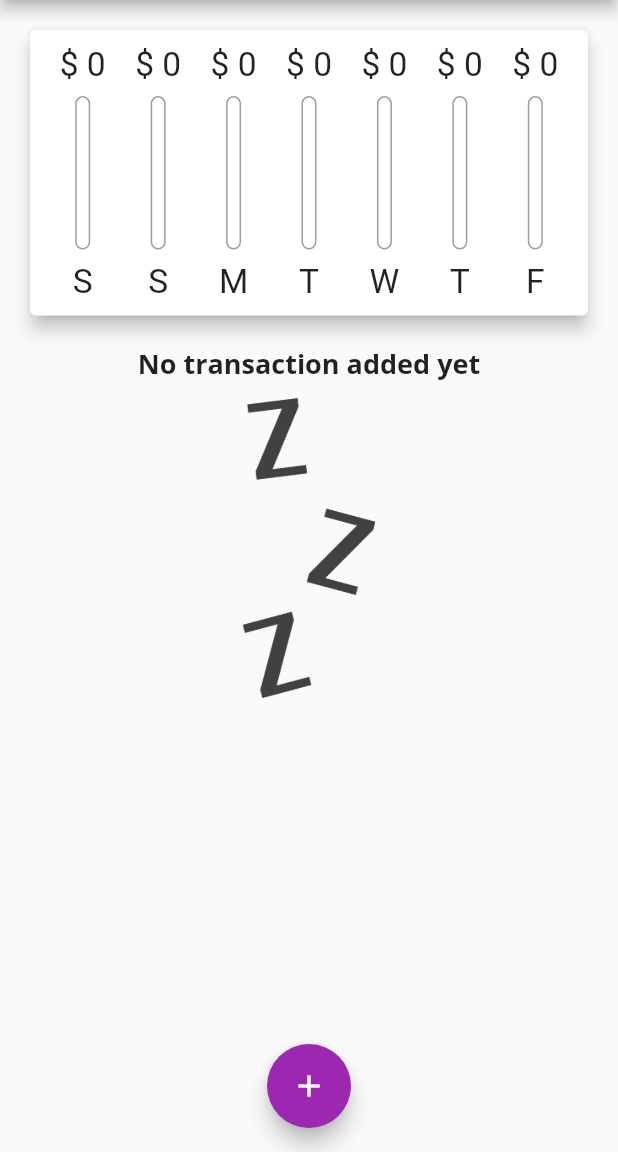
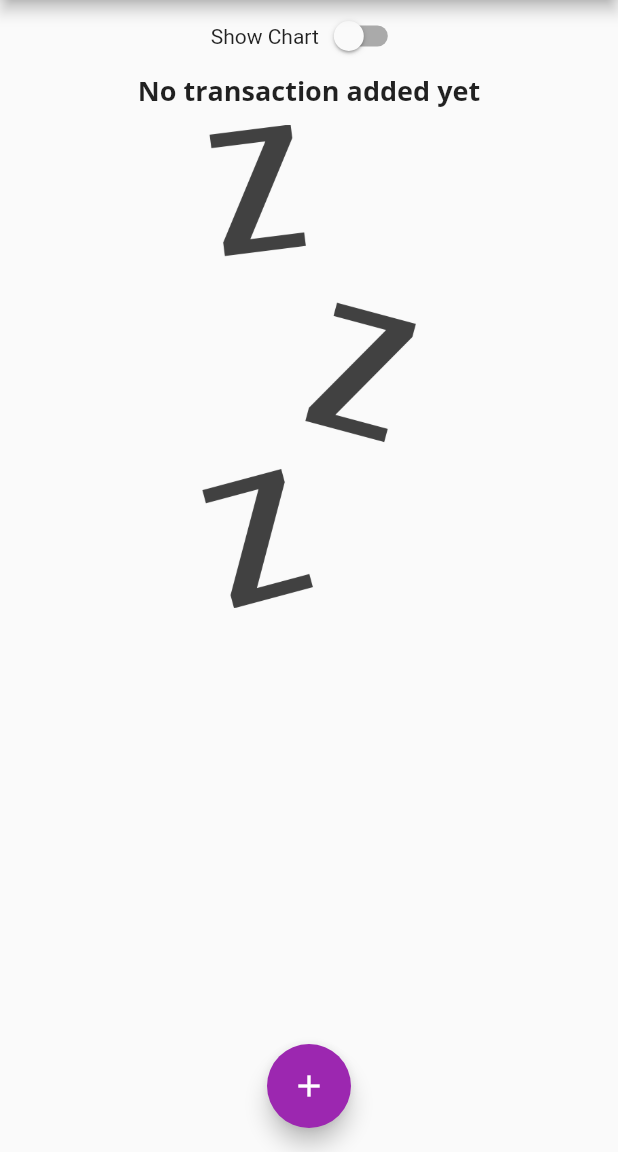
Before and after one commit to Manoj882/personal_expenses_app, a Flutter app: the screen it shows after launch, on a phone screen of 412 x 824 dp, the part 84-1236 px from its top. Run offline on Flutter 3.47's test engine with Material 2 defaults, Android fonts, the phone set to English and light mode, and no system bars.

Commit message:
rendered alternative way for handling landscape mode using switch case which shows either chart or list of transaction when toggled the switch case

```diff
--- a/lib/main.dart
+++ b/lib/main.dart
@@ -7,11 +7,13 @@ import 'package:personal_expenses_app/widgets/new_transaction.dart';
 import 'package:personal_expenses_app/widgets/transaction_list.dart';
 
 void main() {
-  WidgetsFlutterBinding.ensureInitialized();
-  SystemChrome.setPreferredOrientations([
-    DeviceOrientation.portraitUp,
-    DeviceOrientation.portraitDown,
-  ]);
+  // WidgetsFlutterBinding.ensureInitialized();
+  // SystemChrome.setPreferredOrientations(
+  //   [
+  //     DeviceOrientation.portraitUp,
+  //     DeviceOrientation.portraitDown,
+  //   ],
+  // );
   runApp(const MyApp());
 }
 
@@ -96,6 +98,8 @@ class _MyHomePageState extends State<MyHomePage> {
     });
   }
 
+  bool _showChart = false;
+
   void _startAddNewTransaction(BuildContext context) {
     showModalBottomSheet(
       context: context,
@@ -130,14 +134,25 @@ class _MyHomePageState extends State<MyHomePage> {
         child: Column(
           crossAxisAlignment: CrossAxisAlignment.stretch,
           children: [
-            Container(
+            Row(
+              mainAxisAlignment: MainAxisAlignment.center,
+              children: [
+                Text('Show Chart'),
+                Switch(value: _showChart, onChanged: (value){
+                  setState(() {
+                    _showChart = value;
+                  });
+                }),
+              ],
+            ),
+            _showChart ? Container(
               height: (MediaQuery.of(context).size.height -
                       appBar.preferredSize.height -
                       MediaQuery.of(context).padding.top) *
-                  0.3,
+                  0.7,
               child: Chart(recentTransaction: _recentTransactions),
-            ),
-            Container(
+            )
+            : Container(
               height: (MediaQuery.of(context).size.height -
                       appBar.preferredSize.height -
                       MediaQuery.of(context).padding.top) *
--- a/lib/widgets/transaction_list.dart
+++ b/lib/widgets/transaction_list.dart
@@ -14,7 +14,9 @@ class TransactionList extends StatelessWidget {
   @override
   Widget build(BuildContext context) {
     return transactions.isEmpty
-        ? Column(
+        ? LayoutBuilder(
+          builder: (context, constraints) {
+            return Column(
                 children: [
                   Text(
                     'No transaction added yet',
@@ -24,13 +26,15 @@ class TransactionList extends StatelessWidget {
                     height: 10,
                   ),
                   Container(
-                height: 200,
+                    height: constraints.maxHeight * 0.6,
                     child: Image.asset(
                       'assets/images/waiting.png',
                       fit: BoxFit.cover,
                     ),
                   ),
                 ],
+              );
+          }
         )
         : ListView.builder(
             itemCount: transactions.length,
```
Lines whose indentation alone changed are shown as unchanged.
